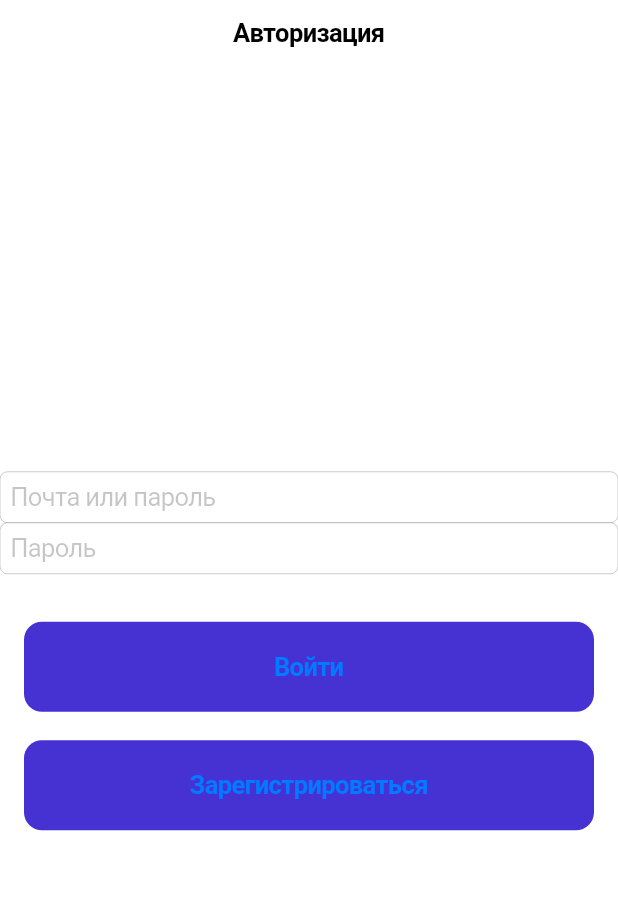
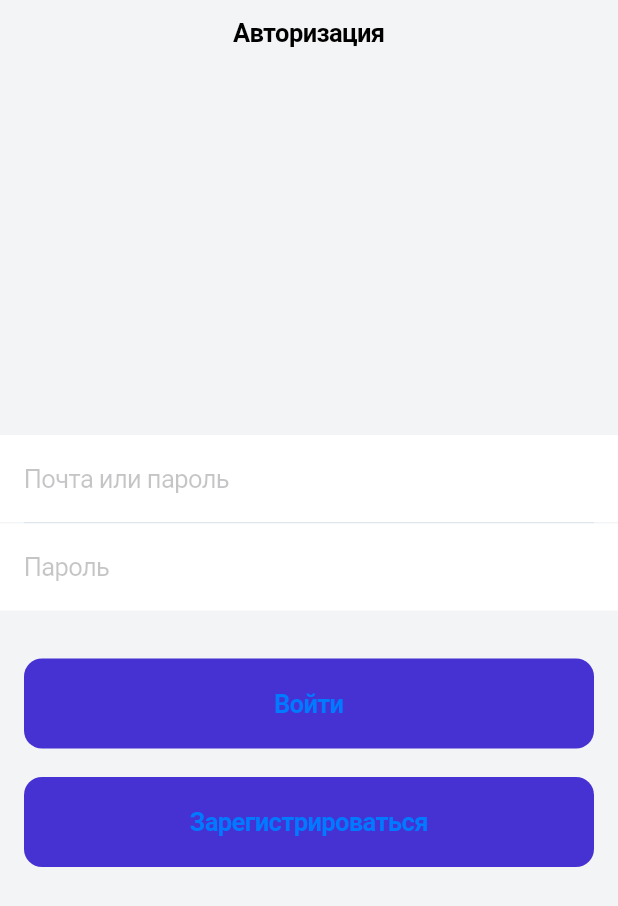
Before and after one commit to gaukhar1987/first_project, a Flutter app: the screen it shows after launch, on a phone screen of 412 x 824 dp. Shown: the top 906 px of the screen. Run offline on Flutter 3.47's test engine with Material 2 defaults, Android fonts, the phone set to English and light mode, and no system bars.

Commit message:
auth commit4

```diff
--- a/lib/scr/screens/auth/auth_screen.dart
+++ b/lib/scr/screens/auth/auth_screen.dart
@@ -6,7 +6,10 @@ class AuthScreen extends StatelessWidget {
   @override
   Widget build(BuildContext context) {
     return CupertinoPageScaffold(
+      backgroundColor: Color(0xFFF3F4F6),
       navigationBar: CupertinoNavigationBar(
+        backgroundColor: CupertinoColors.white,
+        border: Border(),
         middle: Text('Авторизация'),
       ),
       child: SafeArea(
@@ -16,9 +19,24 @@ class AuthScreen extends StatelessWidget {
           children: [
             CupertinoTextField(
               placeholder: 'Почта или пароль',
+              decoration: BoxDecoration (
+                color: CupertinoColors.white,
+              ),
+              padding: const EdgeInsets.symmetric(vertical: 19, horizontal: 16),
             ),
+
+            Container (
+              height: 1,
+              color: Color(0xFFE0E6ED),
+              margin: const EdgeInsets.symmetric(horizontal: 16),
+            ),
+
             CupertinoTextField(
               placeholder: 'Пароль',
+              decoration: BoxDecoration (
+                color: CupertinoColors.white,
+              ),
+              padding: const EdgeInsets.symmetric(vertical: 19, horizontal: 16),
             ),
             SizedBox(height: 32),
 
```
